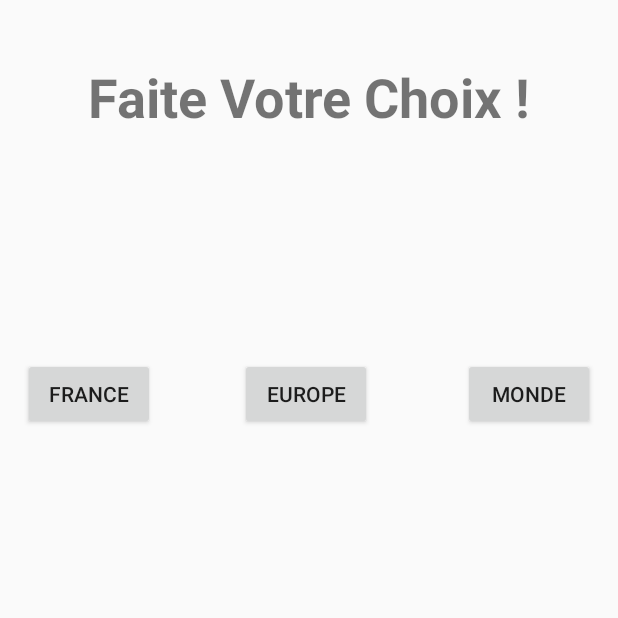
After one commit to CorentinLivain/FarFarNotSoFarV2, an Android app: the ChoiceActivity screen opened directly, with no data from a screen before it, on a phone screen of 412 x 824 dp, the top half of it. The commit adds this screen. Run offline under Robolectric (Android 15) with nearby library versions, the phone set to English and light mode, and no system bars.

Commit message:
rajout de europe et monde

```diff
--- a/app/src/main/AndroidManifest.xml
+++ b/app/src/main/AndroidManifest.xml
@@ -54,6 +54,9 @@
 
         <activity android:name=".InfoActivity"
             android:screenOrientation="portrait"/>
+
+        <activity android:name=".ChoiceActivity"
+            android:screenOrientation="portrait"/>
     </application>
 
 </manifest>
--- /dev/null
+++ b/app/src/main/java/com/example/farfarnotsofarv2/ChoiceActivity.java
@@ -0,0 +1,40 @@
+package com.example.farfarnotsofarv2;
+
+import android.content.Intent;
+import android.os.Bundle;
+import android.view.View;
+
+import androidx.appcompat.app.AppCompatActivity;
+
+public class ChoiceActivity extends AppCompatActivity {
+
+    private String fileName;
+
+    @Override
+    protected void onCreate(Bundle savedInstanceState) {
+        super.onCreate(savedInstanceState);
+        setContentView(R.layout.activity_choice);
+
+    }
+
+    public void franceBtn(View view){
+        fileName = "franceData.xml";
+        game(view);
+    }
+
+    public void europeBtn(View view){
+        fileName = "europeData.xml";
+        game(view);
+    }
+
+    public void mondeBtn(View view){
+        fileName = "mondeData.xml";
+        game(view);
+    }
+
+    public void game(View view) {
+        Intent intent = new Intent(this, MapsActivity.class);
+        intent.putExtra("fileName", fileName);
+        startActivity(intent);
+    }
+}
--- a/app/src/main/java/com/example/farfarnotsofarv2/MainActivity.java
+++ b/app/src/main/java/com/example/farfarnotsofarv2/MainActivity.java
@@ -21,8 +21,8 @@ public class MainActivity extends AppCompatActivity {
         setContentView(R.layout.activity_main);
     }
 
-    public void game(View view) {
-        Intent intent = new Intent(this, MapsActivity.class);
+    public void choice(View view) {
+        Intent intent = new Intent(this, ChoiceActivity.class);
         startActivity(intent);
     }
 
--- /dev/null
+++ b/app/src/main/res/layout/activity_choice.xml
@@ -0,0 +1,57 @@
+<?xml version="1.0" encoding="utf-8"?>
+<androidx.constraintlayout.widget.ConstraintLayout
+    xmlns:android="http://schemas.android.com/apk/res/android"
+    xmlns:app="http://schemas.android.com/apk/res-auto"
+    xmlns:tools="http://schemas.android.com/tools"
+    android:layout_width="match_parent"
+    android:layout_height="match_parent">
+
+    <TextView
+        android:id="@+id/textView4"
+        android:layout_width="wrap_content"
+        android:layout_height="wrap_content"
+        android:layout_marginTop="40dp"
+        android:text="Faite Votre Choix !"
+        android:textSize="36sp"
+        android:textStyle="bold"
+        app:layout_constraintEnd_toEndOf="parent"
+        app:layout_constraintStart_toStartOf="parent"
+        app:layout_constraintTop_toTopOf="parent" />
+
+    <Button
+        android:id="@+id/france"
+        android:layout_width="wrap_content"
+        android:layout_height="wrap_content"
+        android:layout_marginStart="15dp"
+        android:layout_marginLeft="15dp"
+        android:layout_marginTop="150dp"
+        android:onClick="franceBtn"
+        android:text="France"
+        app:layout_constraintStart_toStartOf="parent"
+        app:layout_constraintTop_toBottomOf="@+id/textView4" />
+
+    <Button
+        android:id="@+id/europe"
+        android:layout_width="wrap_content"
+        android:layout_height="wrap_content"
+        android:layout_marginTop="150dp"
+        android:onClick="europeBtn"
+        android:text="Europe"
+        app:layout_constraintEnd_toStartOf="@+id/monde"
+        app:layout_constraintHorizontal_bias="0.482"
+        app:layout_constraintStart_toEndOf="@+id/france"
+        app:layout_constraintTop_toBottomOf="@+id/textView4" />
+
+    <Button
+        android:id="@+id/monde"
+        android:layout_width="wrap_content"
+        android:layout_height="wrap_content"
+        android:layout_marginTop="150dp"
+        android:layout_marginEnd="15dp"
+        android:layout_marginRight="15dp"
+        android:onClick="mondeBtn"
+        android:text="Monde"
+        app:layout_constraintEnd_toEndOf="parent"
+        app:layout_constraintTop_toBottomOf="@+id/textView4" />
+
+</androidx.constraintlayout.widget.ConstraintLayout>
--- a/app/src/main/res/layout/activity_main.xml
+++ b/app/src/main/res/layout/activity_main.xml
@@ -20,7 +20,7 @@
         android:layout_width="wrap_content"
         android:layout_height="wrap_content"
         android:layout_marginTop="125dp"
-        android:onClick="game"
+        android:onClick="choice"
         android:text="@string/BtnJouer"
         app:layout_constraintEnd_toEndOf="parent"
         app:layout_constraintStart_toStartOf="parent"
```
Also changed, not shown: app/src/main/assets/europeData.xml (added, +43 -0 lines), app/src/main/assets/mondeData.xml (added, +43 -0 lines), app/src/main/java/com/example/farfarnotsofarv2/MapsActivity.java (+7 -3 lines), app/src/main/assets/franceData.xml (renamed from app/src/main/assets/data.xml).
